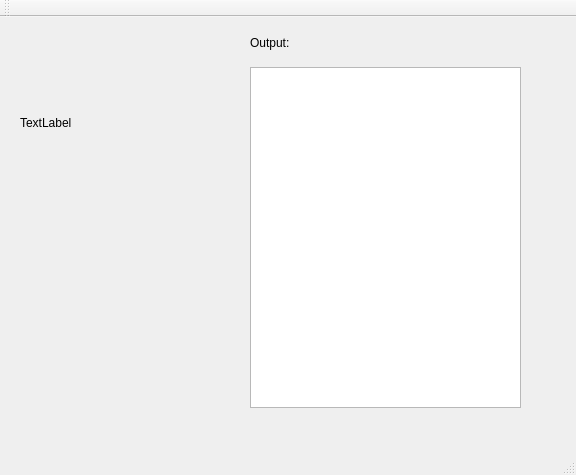
The window that project/tanks_server/Tanks_Server.ui (5yato4ok/tanks_game) describes before a commit, drawn with Qt 5.
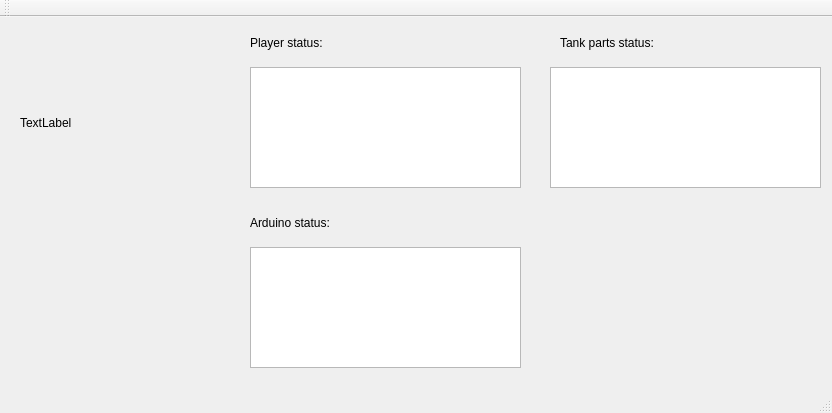
The same window after the commit.

Commit message: Added init_ports in tank_mngr

```diff
--- a/project/tanks_server/Tanks_Server.ui
+++ b/project/tanks_server/Tanks_Server.ui
@@ -6,8 +6,8 @@
    <rect>
     <x>0</x>
     <y>0</y>
-    <width>576</width>
-    <height>475</height>
+    <width>832</width>
+    <height>413</height>
    </rect>
   </property>
   <property name="windowTitle">
@@ -33,7 +33,7 @@
       <x>250</x>
       <y>50</y>
       <width>271</width>
-      <height>341</height>
+      <height>121</height>
      </rect>
     </property>
    </widget>
@@ -42,12 +42,58 @@
      <rect>
       <x>250</x>
       <y>10</y>
-      <width>61</width>
+      <width>171</width>
       <height>31</height>
      </rect>
     </property>
     <property name="text">
-     <string>Output:</string>
+     <string>Player status:</string>
+    </property>
+   </widget>
+   <widget class="QLabel" name="label_3">
+    <property name="geometry">
+     <rect>
+      <x>250</x>
+      <y>190</y>
+      <width>231</width>
+      <height>31</height>
+     </rect>
+    </property>
+    <property name="text">
+     <string>Arduino status:</string>
+    </property>
+   </widget>
+   <widget class="QPlainTextEdit" name="arduino_out">
+    <property name="geometry">
+     <rect>
+      <x>250</x>
+      <y>230</y>
+      <width>271</width>
+      <height>121</height>
+     </rect>
+    </property>
+   </widget>
+   <widget class="QLabel" name="label_4">
+    <property name="geometry">
+     <rect>
+      <x>560</x>
+      <y>10</y>
+      <width>161</width>
+      <height>31</height>
+     </rect>
+    </property>
+    <property name="text">
+     <string>Tank parts status:</string>
+    </property>
+   </widget>
+   <widget class="QPlainTextEdit" name="tank_out">
+    <property name="geometry">
+     <rect>
+      <x>550</x>
+      <y>50</y>
+      <width>271</width>
+      <height>121</height>
+     </rect>
     </property>
    </widget>
   </widget>
```
Left out of the diff: 4 changed lines with no effect on the pictures. The commit also changes 13 other files.
